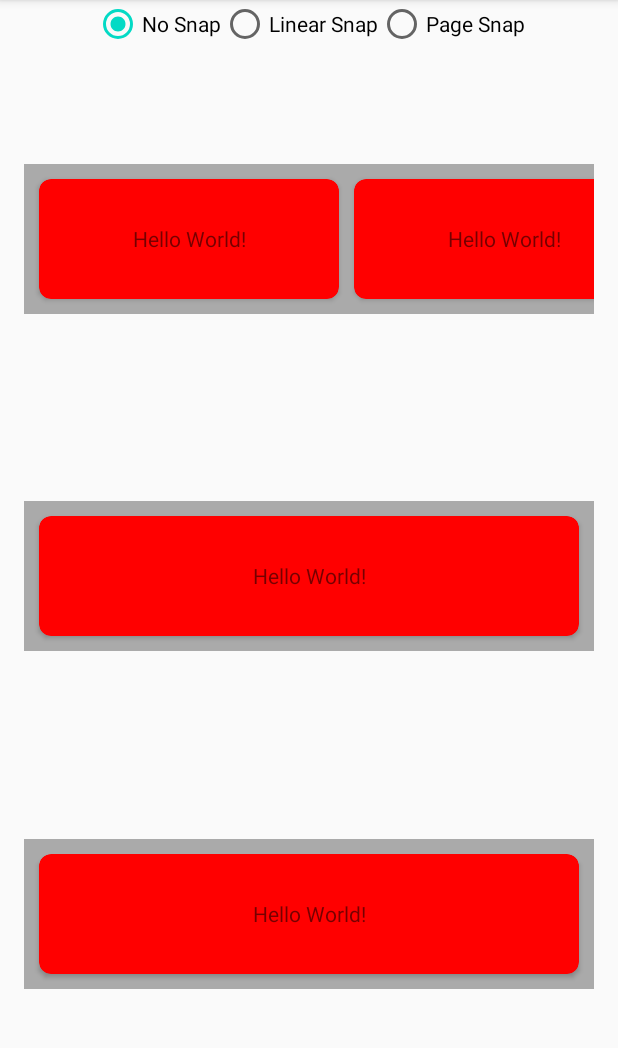
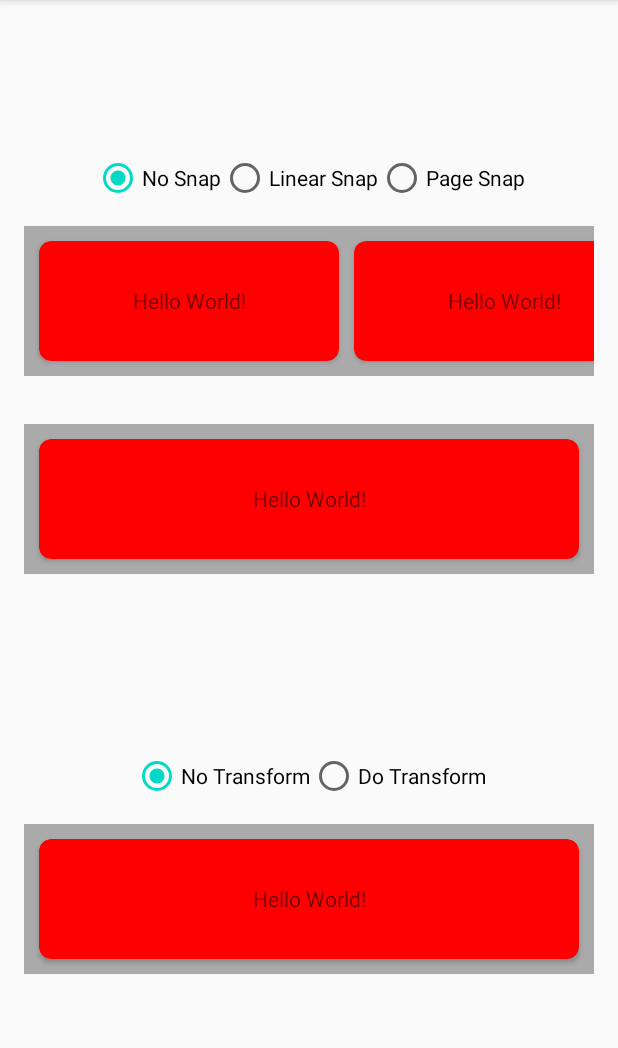
Before and after one commit to elye/demo_android_viewpager2_recyclerview, an Android app: the screen it shows after launch (MainActivity), on a phone screen of 412 x 824 dp, the part 84-1132 px from its top. Run offline under Robolectric (Android 15) with nearby library versions, the phone set to English and light mode, and no system bars.

Commit message:
Add PageTransformer

```diff
--- /dev/null
+++ b/app/src/main/java/com/elyeproj/myapplication/BaseAdapter.kt
@@ -0,0 +1,14 @@
+package com.elyeproj.myapplication
+
+import androidx.recyclerview.widget.RecyclerView
+
+abstract class BaseAdapter : RecyclerView.Adapter<MyViewHolder>() {
+
+    override fun getItemCount(): Int {
+        return 10
+    }
+
+    override fun onBindViewHolder(holder: MyViewHolder, position: Int) {
+        // Do nothing
+    }
+}
--- a/app/src/main/java/com/elyeproj/myapplication/MainActivity.kt
+++ b/app/src/main/java/com/elyeproj/myapplication/MainActivity.kt
@@ -1,21 +1,38 @@
 package com.elyeproj.myapplication
 
-import android.content.res.Resources
-import android.graphics.Rect
+import android.os.Bundle
+import android.widget.RadioButton
 import androidx.appcompat.app.AppCompatActivity
-import android.os.Bundle
-import android.util.TypedValue
-import android.view.LayoutInflater
-import android.view.View
-import android.view.ViewGroup
-import android.widget.RadioButton
 import androidx.recyclerview.widget.LinearLayoutManager
 import androidx.recyclerview.widget.LinearSnapHelper
 import androidx.recyclerview.widget.PagerSnapHelper
-import androidx.recyclerview.widget.RecyclerView
+import androidx.viewpager2.widget.ViewPager2
 import kotlinx.android.synthetic.main.activity_main.*
 
 class MainActivity : AppCompatActivity() {
+
+    private val pageTransformer = ViewPager2.PageTransformer { page, position ->
+        val absPos = Math.abs(position)
+        page.apply {
+            translationX = -absPos*width
+            val scale = if (absPos > 1) 0.8F else 1 - absPos*0.2F
+            scaleX = scale
+            scaleY = scale
+            alpha = (1 - absPos)
+        }
+    }
+
+    private val defaultPageTransformer = ViewPager2.PageTransformer { page, position ->
+        val absPos = Math.abs(position)
+        page.apply {
+            translationX = 0f
+            translationY = 0f
+            scaleX = 1f
+            scaleY = 1f
+            alpha = 1f
+        }
+    }
+
 
     override fun onCreate(savedInstanceState: Bundle?) {
         super.onCreate(savedInstanceState)
@@ -38,6 +55,18 @@ class MainActivity : AppCompatActivity() {
             }
         }
 
+        transform_method.setOnCheckedChangeListener { _, checkedId ->
+            when (findViewById<RadioButton>(checkedId).id) {
+                R.id.radio_no_transform -> {
+                    view_pager.setPageTransformer(defaultPageTransformer)
+
+                }
+                R.id.radio_do_transform -> {
+                    view_pager.setPageTransformer(pageTransformer)
+                }
+            }
+        }
+
         recycler_view.apply {
             adapter = MyAdapter()
             addItemDecoration(MarginItemDecoration(resources.dpToPx(10)))
@@ -56,61 +85,3 @@ class MainActivity : AppCompatActivity() {
         }
     }
 }
-
-class MyViewHolder(view: View) : RecyclerView.ViewHolder(view)
-
-class MarginItemDecoration(private val margin: Int) : RecyclerView.ItemDecoration() {
-    override fun getItemOffsets(
-        outRect: Rect,
-        view: View,
-        parent: RecyclerView,
-        state: RecyclerView.State
-    ) {
-        with(outRect) {
-            if (parent.getChildAdapterPosition(view) == 0) {
-                left = margin
-            }
-            top = margin
-            right = margin
-            bottom = margin
-        }
-    }
-}
-
-class MyAdapter : BaseAdapter() {
-    override fun onCreateViewHolder(parent: ViewGroup, viewType: Int): MyViewHolder {
-        val view = LayoutInflater.from(parent.context).inflate(R.layout.list_item, parent, false)
-        return MyViewHolder(view)
-    }
-}
-
-class MyAdapterFullLength : BaseAdapter() {
-    override fun onCreateViewHolder(parent: ViewGroup, viewType: Int): MyViewHolder {
-        val view = LayoutInflater.from(parent.context).inflate(R.layout.list_item_full_length, parent, false)
-        return MyViewHolder(view)
-    }
-}
-
-abstract class BaseAdapter : RecyclerView.Adapter<MyViewHolder>() {
-
-    override fun getItemCount(): Int {
-        return 100
-    }
-
-    override fun onBindViewHolder(holder: MyViewHolder, position: Int) {
-        // Do nothing
-    }
-}
-
-inline fun <reified T> Resources.dpToPx(value: Int): T {
-    val result = TypedValue.applyDimension(
-        TypedValue.COMPLEX_UNIT_DIP,
-        value.toFloat(), displayMetrics
-    )
-
-    return when (T::class) {
-        Float::class -> result as T
-        Int::class -> result.toInt() as T
-        else -> throw IllegalStateException("Type not supported")
-    }
-}
--- /dev/null
+++ b/app/src/main/java/com/elyeproj/myapplication/MarginItemDecoration.kt
@@ -0,0 +1,23 @@
+package com.elyeproj.myapplication
+
+import android.graphics.Rect
+import android.view.View
+import androidx.recyclerview.widget.RecyclerView
+
+class MarginItemDecoration(private val margin: Int) : RecyclerView.ItemDecoration() {
+    override fun getItemOffsets(
+        outRect: Rect,
+        view: View,
+        parent: RecyclerView,
+        state: RecyclerView.State
+    ) {
+        with(outRect) {
+            if (parent.getChildAdapterPosition(view) == 0) {
+                left = margin
+            }
+            top = margin
+            right = margin
+            bottom = margin
+        }
+    }
+}
--- /dev/null
+++ b/app/src/main/java/com/elyeproj/myapplication/MyAdapter.kt
@@ -0,0 +1,11 @@
+package com.elyeproj.myapplication
+
+import android.view.LayoutInflater
+import android.view.ViewGroup
+
+class MyAdapter : BaseAdapter() {
+    override fun onCreateViewHolder(parent: ViewGroup, viewType: Int): MyViewHolder {
+        val view = LayoutInflater.from(parent.context).inflate(R.layout.list_item, parent, false)
+        return MyViewHolder(view)
+    }
+}
--- /dev/null
+++ b/app/src/main/java/com/elyeproj/myapplication/MyAdapterFullLength.kt
@@ -0,0 +1,11 @@
+package com.elyeproj.myapplication
+
+import android.view.LayoutInflater
+import android.view.ViewGroup
+
+class MyAdapterFullLength : BaseAdapter() {
+    override fun onCreateViewHolder(parent: ViewGroup, viewType: Int): MyViewHolder {
+        val view = LayoutInflater.from(parent.context).inflate(R.layout.list_item_full_length, parent, false)
+        return MyViewHolder(view)
+    }
+}
--- /dev/null
+++ b/app/src/main/java/com/elyeproj/myapplication/MyViewHolder.kt
@@ -0,0 +1,6 @@
+package com.elyeproj.myapplication
+
+import android.view.View
+import androidx.recyclerview.widget.RecyclerView
+
+class MyViewHolder(view: View) : RecyclerView.ViewHolder(view)
--- /dev/null
+++ b/app/src/main/java/com/elyeproj/myapplication/Utilities.kt
@@ -0,0 +1,17 @@
+package com.elyeproj.myapplication
+
+import android.content.res.Resources
+import android.util.TypedValue
+
+inline fun <reified T> Resources.dpToPx(value: Int): T {
+    val result = TypedValue.applyDimension(
+        TypedValue.COMPLEX_UNIT_DIP,
+        value.toFloat(), displayMetrics
+    )
+
+    return when (T::class) {
+        Float::class -> result as T
+        Int::class -> result.toInt() as T
+        else -> throw IllegalStateException("Type not supported")
+    }
+}
--- a/app/src/main/res/layout/activity_main.xml
+++ b/app/src/main/res/layout/activity_main.xml
@@ -5,6 +5,15 @@
     android:layout_width="match_parent"
     android:layout_height="match_parent"
     tools:context=".MainActivity">
+
+    <androidx.constraintlayout.widget.ConstraintLayout
+        android:id="@+id/container_recycler_views"
+        android:layout_width="match_parent"
+        android:layout_height="wrap_content"
+        app:layout_constraintBottom_toTopOf="@id/container_view_pagers"
+        app:layout_constraintLeft_toLeftOf="parent"
+        app:layout_constraintRight_toRightOf="parent"
+        app:layout_constraintTop_toTopOf="parent">
 
         <RadioGroup
             android:id="@+id/snap_method"
@@ -14,7 +23,8 @@
             android:orientation="horizontal"
             app:layout_constraintLeft_toLeftOf="parent"
             app:layout_constraintRight_toRightOf="parent"
-        app:layout_constraintTop_toTopOf="parent">
+            app:layout_constraintTop_toTopOf="parent"
+            app:layout_constraintBottom_toTopOf="@id/recycler_view" >
             <RadioButton
                 android:id="@+id/radio_no_snap"
                 android:layout_width="wrap_content"
@@ -42,7 +52,7 @@
             app:layout_constraintBottom_toTopOf="@id/recycler_view_full_length"
             app:layout_constraintLeft_toLeftOf="parent"
             app:layout_constraintRight_toRightOf="parent"
-        app:layout_constraintTop_toTopOf="parent" />
+            app:layout_constraintTop_toBottomOf="@id/snap_method" />
 
         <androidx.recyclerview.widget.RecyclerView
             android:id="@+id/recycler_view_full_length"
@@ -50,10 +60,42 @@
             android:layout_height="100dp"
             android:layout_margin="16dp"
             android:background="@android:color/darker_gray"
-        app:layout_constraintBottom_toTopOf="@id/view_pager"
+            app:layout_constraintBottom_toBottomOf="parent"
             app:layout_constraintLeft_toLeftOf="parent"
             app:layout_constraintRight_toRightOf="parent"
             app:layout_constraintTop_toBottomOf="@id/recycler_view" />
+
+    </androidx.constraintlayout.widget.ConstraintLayout>
+
+    <androidx.constraintlayout.widget.ConstraintLayout
+        android:id="@+id/container_view_pagers"
+        android:layout_width="match_parent"
+        android:layout_height="wrap_content"
+        app:layout_constraintBottom_toBottomOf="parent"
+        app:layout_constraintLeft_toLeftOf="parent"
+        app:layout_constraintRight_toRightOf="parent"
+        app:layout_constraintTop_toBottomOf="@id/container_recycler_views" >
+        <RadioGroup
+            android:id="@+id/transform_method"
+            android:layout_gravity="center"
+            android:layout_width="wrap_content"
+            android:layout_height="wrap_content"
+            android:orientation="horizontal"
+            app:layout_constraintLeft_toLeftOf="parent"
+            app:layout_constraintRight_toRightOf="parent"
+            app:layout_constraintTop_toTopOf="parent">
+            <RadioButton
+                android:id="@+id/radio_no_transform"
+                android:layout_width="wrap_content"
+                android:layout_height="wrap_content"
+                android:checked="true"
+                android:text="No Transform"/>
+            <RadioButton
+                android:id="@+id/radio_do_transform"
+                android:layout_width="wrap_content"
+                android:layout_height="wrap_content"
+                android:text="Do Transform"/>
+        </RadioGroup>
 
         <androidx.viewpager2.widget.ViewPager2
             android:id="@+id/view_pager"
@@ -64,6 +106,7 @@
             app:layout_constraintBottom_toBottomOf="parent"
             app:layout_constraintLeft_toLeftOf="parent"
             app:layout_constraintRight_toRightOf="parent"
-        app:layout_constraintTop_toBottomOf="@id/recycler_view_full_length" />
+            app:layout_constraintTop_toBottomOf="@id/transform_method" />
+    </androidx.constraintlayout.widget.ConstraintLayout>
 
 </androidx.constraintlayout.widget.ConstraintLayout>
```
Lines whose indentation alone changed are shown as unchanged.
